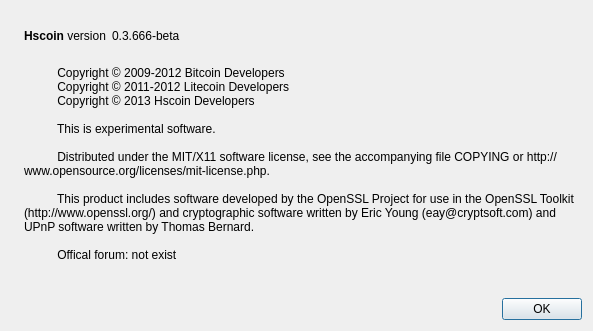
Qt form src/qt/forms/aboutdialog.ui (hscoin/hashcoin) before a commit.
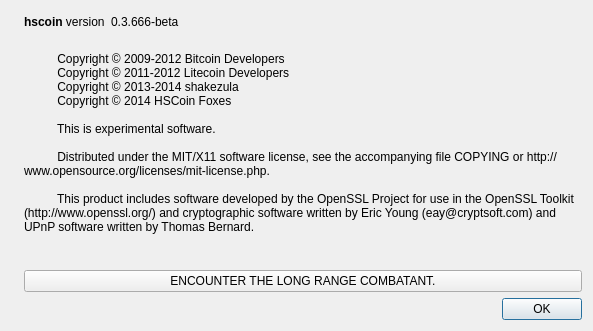
The same form after that commit. Icons and pictures are not drawn.

What changed in the file:
```diff
--- a/src/qt/forms/aboutdialog.ui
+++ b/src/qt/forms/aboutdialog.ui
@@ -50,7 +50,7 @@
           <cursorShape>IBeamCursor</cursorShape>
          </property>
          <property name="text">
-          <string>&lt;b&gt;Hscoin&lt;/b&gt; version</string>
+          <string>&lt;html&gt;&lt;head/&gt;&lt;body&gt;&lt;p&gt;&lt;span style=&quot; font-weight:600;&quot;&gt;hscoin&lt;/span&gt; version&lt;/p&gt;&lt;/body&gt;&lt;/html&gt;</string>
          </property>
          <property name="textInteractionFlags">
           <set>Qt::LinksAccessibleByMouse|Qt::TextSelectableByKeyboard|Qt::TextSelectableByMouse</set>
@@ -97,15 +97,15 @@
         <string>
           Copyright © 2009-2012 Bitcoin Developers
           Copyright © 2011-2012 Litecoin Developers
-          Copyright © 2013 Hscoin Developers
+          Copyright © 2013-2014 shakezula
+          Copyright © 2014 HSCoin Foxes
 
-          This is experimental software.
+          This is experimental software. 
 
           Distributed under the MIT/X11 software license, see the accompanying file COPYING or http://www.opensource.org/licenses/mit-license.php.
 
           This product includes software developed by the OpenSSL Project for use in the OpenSSL Toolkit (http://www.openssl.org/) and cryptographic software written by Eric Young (eay@cryptsoft.com) and UPnP software written by Thomas Bernard.
 
-          Offical forum: not exist
         </string>
        </property>
        <property name="wordWrap">
@@ -129,6 +129,13 @@
        </property>
       </spacer>
      </item>
+     <item>
+      <widget class="QPushButton" name="pushButton">
+       <property name="text">
+        <string>ENCOUNTER THE LONG RANGE COMBATANT.</string>
+       </property>
+      </widget>
+     </item>
      <item>
       <widget class="QDialogButtonBox" name="buttonBox">
        <property name="orientation">
```
Left out of the diff: 2 changed lines with no effect on the pictures.
